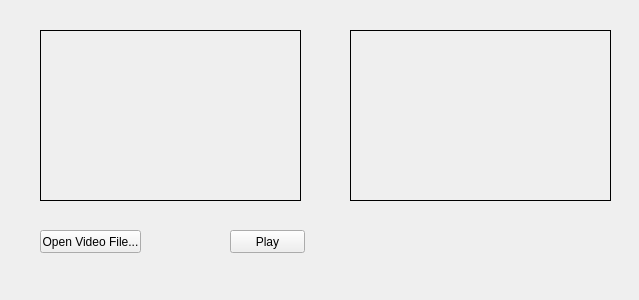
d1rkHH/InteractiveMusicPlayground, file ColorKeyer/videoplayer.ui: the form before one commit.
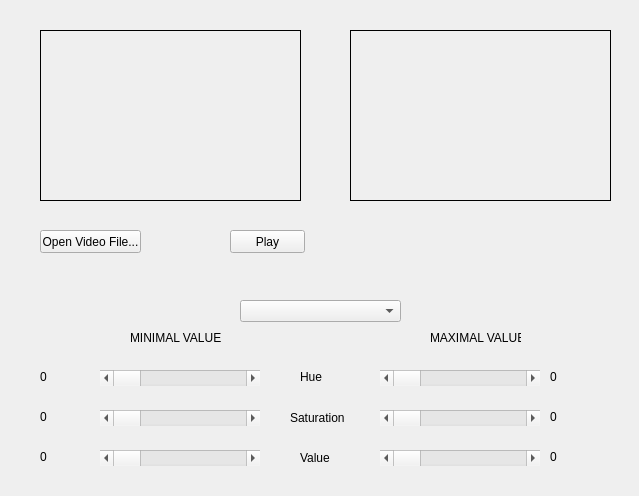
The form after the commit. Custom widgets are drawn as their Qt base class.

Commit message: Added ColorRange and UI to set color values

```diff
--- a/ColorKeyer/videoplayer.ui
+++ b/ColorKeyer/videoplayer.ui
@@ -7,7 +7,7 @@
     <x>0</x>
     <y>0</y>
     <width>639</width>
-    <height>300</height>
+    <height>496</height>
    </rect>
   </property>
   <property name="windowTitle">
@@ -81,6 +81,285 @@
      <set>Qt::AlignCenter</set>
     </property>
    </widget>
+   <widget class="QComboBox" name="colorComboBox">
+    <property name="geometry">
+     <rect>
+      <x>240</x>
+      <y>300</y>
+      <width>161</width>
+      <height>22</height>
+     </rect>
+    </property>
+    <item>
+     <property name="text">
+      <string/>
+     </property>
+    </item>
+    <item>
+     <property name="text">
+      <string>RED</string>
+     </property>
+    </item>
+    <item>
+     <property name="text">
+      <string>YELLOW</string>
+     </property>
+    </item>
+    <item>
+     <property name="text">
+      <string>GREEN</string>
+     </property>
+    </item>
+    <item>
+     <property name="text">
+      <string>BLUE</string>
+     </property>
+    </item>
+    <item>
+     <property name="text">
+      <string>PURPLE</string>
+     </property>
+    </item>
+   </widget>
+   <widget class="QScrollBar" name="minHueScrollbar">
+    <property name="geometry">
+     <rect>
+      <x>100</x>
+      <y>370</y>
+      <width>160</width>
+      <height>16</height>
+     </rect>
+    </property>
+    <property name="maximum">
+     <number>179</number>
+    </property>
+    <property name="orientation">
+     <enum>Qt::Horizontal</enum>
+    </property>
+   </widget>
+   <widget class="QScrollBar" name="minSatScrollbar">
+    <property name="geometry">
+     <rect>
+      <x>100</x>
+      <y>410</y>
+      <width>160</width>
+      <height>16</height>
+     </rect>
+    </property>
+    <property name="maximum">
+     <number>255</number>
+    </property>
+    <property name="orientation">
+     <enum>Qt::Horizontal</enum>
+    </property>
+   </widget>
+   <widget class="QScrollBar" name="minValScrollbar">
+    <property name="geometry">
+     <rect>
+      <x>100</x>
+      <y>450</y>
+      <width>160</width>
+      <height>16</height>
+     </rect>
+    </property>
+    <property name="maximum">
+     <number>255</number>
+    </property>
+    <property name="orientation">
+     <enum>Qt::Horizontal</enum>
+    </property>
+   </widget>
+   <widget class="QScrollBar" name="maxHueScrollbar">
+    <property name="geometry">
+     <rect>
+      <x>380</x>
+      <y>370</y>
+      <width>160</width>
+      <height>16</height>
+     </rect>
+    </property>
+    <property name="maximum">
+     <number>179</number>
+    </property>
+    <property name="orientation">
+     <enum>Qt::Horizontal</enum>
+    </property>
+   </widget>
+   <widget class="QScrollBar" name="maxSatScrollbar">
+    <property name="geometry">
+     <rect>
+      <x>380</x>
+      <y>410</y>
+      <width>160</width>
+      <height>16</height>
+     </rect>
+    </property>
+    <property name="maximum">
+     <number>255</number>
+    </property>
+    <property name="orientation">
+     <enum>Qt::Horizontal</enum>
+    </property>
+   </widget>
+   <widget class="QScrollBar" name="maxValScrollbar">
+    <property name="geometry">
+     <rect>
+      <x>380</x>
+      <y>450</y>
+      <width>160</width>
+      <height>16</height>
+     </rect>
+    </property>
+    <property name="maximum">
+     <number>255</number>
+    </property>
+    <property name="orientation">
+     <enum>Qt::Horizontal</enum>
+    </property>
+   </widget>
+   <widget class="QLabel" name="MIN_VALUES">
+    <property name="geometry">
+     <rect>
+      <x>130</x>
+      <y>330</y>
+      <width>91</width>
+      <height>16</height>
+     </rect>
+    </property>
+    <property name="text">
+     <string>MINIMAL VALUES</string>
+    </property>
+   </widget>
+   <widget class="QLabel" name="MAX_VALUES">
+    <property name="geometry">
+     <rect>
+      <x>430</x>
+      <y>330</y>
+      <width>91</width>
+      <height>16</height>
+     </rect>
+    </property>
+    <property name="text">
+     <string>MAXIMAL VALUES</string>
+    </property>
+   </widget>
+   <widget class="QLabel" name="HUE">
+    <property name="geometry">
+     <rect>
+      <x>300</x>
+      <y>370</y>
+      <width>47</width>
+      <height>13</height>
+     </rect>
+    </property>
+    <property name="text">
+     <string>Hue</string>
+    </property>
+   </widget>
+   <widget class="QLabel" name="SATURATION">
+    <property name="geometry">
+     <rect>
+      <x>290</x>
+      <y>410</y>
+      <width>61</width>
+      <height>16</height>
+     </rect>
+    </property>
+    <property name="text">
+     <string>Saturation</string>
+    </property>
+   </widget>
+   <widget class="QLabel" name="VALUE">
+    <property name="geometry">
+     <rect>
+      <x>300</x>
+      <y>450</y>
+      <width>61</width>
+      <height>16</height>
+     </rect>
+    </property>
+    <property name="text">
+     <string>Value</string>
+    </property>
+   </widget>
+   <widget class="QLabel" name="minhue">
+    <property name="geometry">
+     <rect>
+      <x>40</x>
+      <y>370</y>
+      <width>47</width>
+      <height>13</height>
+     </rect>
+    </property>
+    <property name="text">
+     <string>0</string>
+    </property>
+   </widget>
+   <widget class="QLabel" name="minsat">
+    <property name="geometry">
+     <rect>
+      <x>40</x>
+      <y>410</y>
+      <width>47</width>
+      <height>13</height>
+     </rect>
+    </property>
+    <property name="text">
+     <string>0</string>
+    </property>
+   </widget>
+   <widget class="QLabel" name="minval">
+    <property name="geometry">
+     <rect>
+      <x>40</x>
+      <y>450</y>
+      <width>47</width>
+      <height>13</height>
+     </rect>
+    </property>
+    <property name="text">
+     <string>0</string>
+    </property>
+   </widget>
+   <widget class="QLabel" name="maxhue">
+    <property name="geometry">
+     <rect>
+      <x>550</x>
+      <y>370</y>
+      <width>47</width>
+      <height>13</height>
+     </rect>
+    </property>
+    <property name="text">
+     <string>0</string>
+    </property>
+   </widget>
+   <widget class="QLabel" name="maxsat">
+    <property name="geometry">
+     <rect>
+      <x>550</x>
+      <y>410</y>
+      <width>47</width>
+      <height>13</height>
+     </rect>
+    </property>
+    <property name="text">
+     <string>0</string>
+    </property>
+   </widget>
+   <widget class="QLabel" name="maxval">
+    <property name="geometry">
+     <rect>
+      <x>550</x>
+      <y>450</y>
+      <width>47</width>
+      <height>13</height>
+     </rect>
+    </property>
+    <property name="text">
+     <string>0</string>
+    </property>
+   </widget>
   </widget>
  </widget>
  <layoutdefault spacing="6" margin="11"/>
```
The commit also changes 10 other files.
